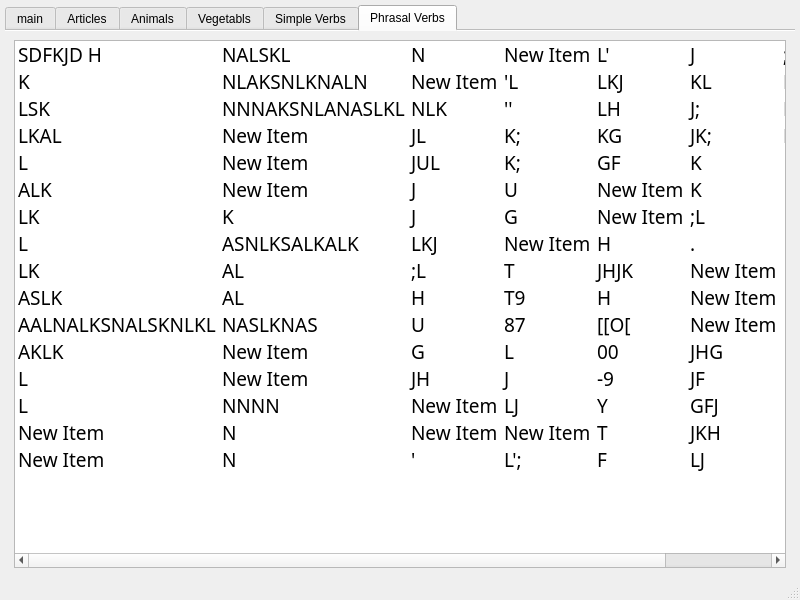
First picture: the form in german_classifier.ui, repository ShevoPramide/german_classifier, before the edit.
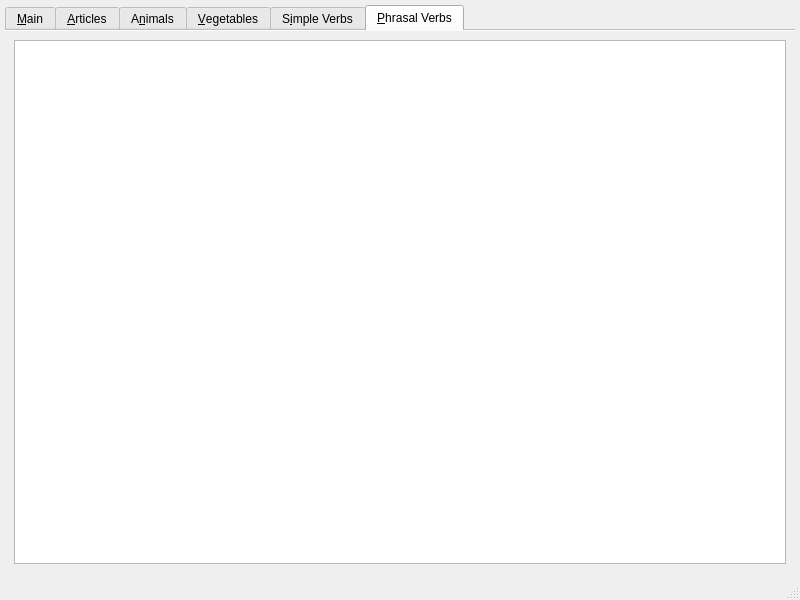
Second picture: the form after the edit. The open tabs and pages were chosen to show the change.

What changed in the file:
```diff
--- a/german_classifier.ui
+++ b/german_classifier.ui
@@ -15,20 +15,16 @@
   </property>
   <widget class="QWidget" name="centralwidget">
    <layout class="QVBoxLayout" name="verticalLayout_3">
-    <property name="leftMargin">
+    <property name="margin">
      <number>5</number>
     </property>
-    <property name="topMargin">
-     <number>5</number>
-    </property>
-    <property name="rightMargin">
-     <number>5</number>
-    </property>
-    <property name="bottomMargin">
-     <number>1</number>
-    </property>
     <item>
      <widget class="QTabWidget" name="tabWidget">
+      <property name="styleSheet">
+       <string notr="true">QListWidget::item {
+padding: 10px;
+}</string>
+      </property>
       <property name="tabPosition">
        <enum>QTabWidget::North</enum>
       </property>
@@ -49,7 +45,7 @@
       </property>
       <widget class="QWidget" name="main_tab">
        <attribute name="title">
-        <string>main</string>
+        <string>&amp;Main</string>
        </attribute>
        <layout class="QVBoxLayout" name="verticalLayout_8">
         <property name="margin">
@@ -245,7 +241,7 @@
       </widget>
       <widget class="QWidget" name="articles_tab">
        <attribute name="title">
-        <string>Articles</string>
+        <string>&amp;Articles</string>
        </attribute>
        <layout class="QVBoxLayout" name="verticalLayout" stretch="0,1">
         <item>
@@ -480,7 +476,7 @@
       </widget>
       <widget class="QWidget" name="animals_tab">
        <attribute name="title">
-        <string>Animals</string>
+        <string>A&amp;nimals</string>
        </attribute>
        <layout class="QVBoxLayout" name="verticalLayout_4">
         <item>
@@ -836,7 +832,7 @@
       </widget>
       <widget class="QWidget" name="vegetabls_tab">
        <attribute name="title">
-        <string>Vegetabls</string>
+        <string>&amp;Vegetables</string>
        </attribute>
        <layout class="QVBoxLayout" name="verticalLayout_5">
         <item>
@@ -1192,7 +1188,7 @@
       </widget>
       <widget class="QWidget" name="simple_tab">
        <attribute name="title">
-        <string>Simple Verbs</string>
+        <string>S&amp;imple Verbs</string>
        </attribute>
        <layout class="QVBoxLayout" name="verticalLayout_2">
         <item>
@@ -1713,7 +1709,7 @@
       </widget>
       <widget class="QWidget" name="phrasal_tab">
        <attribute name="title">
-        <string>Phrasal Verbs</string>
+        <string>&amp;Phrasal Verbs</string>
        </attribute>
        <layout class="QVBoxLayout" name="verticalLayout_6">
         <item>
@@ -1721,513 +1717,15 @@
           <property name="font">
            <font>
             <family>Sans Serif</family>
-            <pointsize>14</pointsize>
+            <pointsize>16</pointsize>
             <italic>false</italic>
            </font>
           </property>
-          <property name="isWrapping" stdset="0">
-           <bool>true</bool>
+          <property name="styleSheet">
+           <string notr="true">QListWidget::item {
+padding: 10px;
+}</string>
           </property>
-          <item>
-           <property name="text">
-            <string>SDFKJD H</string>
-           </property>
-          </item>
-          <item>
-           <property name="text">
-            <string>K</string>
-           </property>
-          </item>
-          <item>
-           <property name="text">
-            <string>LSK</string>
-           </property>
-          </item>
-          <item>
-           <property name="text">
-            <string>LKAL</string>
-           </property>
-          </item>
-          <item>
-           <property name="text">
-            <string>L</string>
-           </property>
-          </item>
-          <item>
-           <property name="text">
-            <string>ALK</string>
-           </property>
-          </item>
-          <item>
-           <property name="text">
-            <string>LK</string>
-           </property>
-          </item>
-          <item>
-           <property name="text">
-            <string>L</string>
-           </property>
-          </item>
-          <item>
-           <property name="text">
-            <string>LK</string>
-           </property>
-          </item>
-          <item>
-           <property name="text">
-            <string>ASLK</string>
-           </property>
-          </item>
-          <item>
-           <property name="text">
-            <string>AALNALKSNALSKNLKL</string>
-           </property>
-          </item>
-          <item>
-           <property name="text">
-            <string>AKLK</string>
-           </property>
-          </item>
-          <item>
-           <property name="text">
-            <string>L</string>
-           </property>
-          </item>
-          <item>
-           <property name="text">
-            <string>L</string>
-           </property>
-          </item>
-          <item>
-           <property name="text">
-            <string>New Item</string>
-           </property>
-          </item>
-          <item>
-           <property name="text">
-            <string>New Item</string>
-           </property>
-          </item>
-          <item>
-           <property name="text">
-            <string>NALSKL</string>
-           </property>
-          </item>
-          <item>
-           <property name="text">
-            <string>NLAKSNLKNALN</string>
-           </property>
-          </item>
-          <item>
-           <property name="text">
-            <string>NNNAKSNLANASLKL</string>
-           </property>
-          </item>
-          <item>
-           <property name="text">
-            <string>New Item</string>
-           </property>
-          </item>
-          <item>
-           <property name="text">
-            <string>New Item</string>
-           </property>
-          </item>
-          <item>
-           <property name="text">
-            <string>New Item</string>
-           </property>
-          </item>
-          <item>
-           <property name="text">
-            <string>K</string>
-           </property>
-          </item>
-          <item>
-           <property name="text">
-            <string>ASNLKSALKALK</string>
-           </property>
-          </item>
-          <item>
-           <property name="text">
-            <string>AL</string>
-           </property>
-          </item>
-          <item>
-           <property name="text">
-            <string>AL</string>
-           </property>
-          </item>
-          <item>
-           <property name="text">
-            <string>NASLKNAS</string>
-           </property>
-          </item>
-          <item>
-           <property name="text">
-            <string>New Item</string>
-           </property>
-          </item>
-          <item>
-           <property name="text">
-            <string>New Item</string>
-           </property>
-          </item>
-          <item>
-           <property name="text">
-            <string>NNNN</string>
-           </property>
-          </item>
-          <item>
-           <property name="text">
-            <string>N</string>
-           </property>
-          </item>
-          <item>
-           <property name="text">
-            <string>N</string>
-           </property>
-          </item>
-          <item>
-           <property name="text">
-            <string>N</string>
-           </property>
-          </item>
-          <item>
-           <property name="text">
-            <string>New Item</string>
-           </property>
-          </item>
-          <item>
-           <property name="text">
-            <string>NLK</string>
-           </property>
-          </item>
-          <item>
-           <property name="text">
-            <string>JL</string>
-           </property>
-          </item>
-          <item>
-           <property name="text">
-            <string>JUL</string>
-           </property>
-          </item>
-          <item>
-           <property name="text">
-            <string>J</string>
-           </property>
-          </item>
-          <item>
-           <property name="text">
-            <string>J</string>
-           </property>
-          </item>
-          <item>
-           <property name="text">
-            <string>LKJ</string>
-           </property>
-          </item>
-          <item>
-           <property name="text">
-            <string>;L</string>
-           </property>
-          </item>
-          <item>
-           <property name="text">
-            <string>H</string>
-           </property>
-          </item>
-          <item>
-           <property name="text">
-            <string>U</string>
-           </property>
-          </item>
-          <item>
-           <property name="text">
-            <string>G</string>
-           </property>
-          </item>
-          <item>
-           <property name="text">
-            <string>JH</string>
-           </property>
-          </item>
-          <item>
-           <property name="text">
-            <string>New Item</string>
-           </property>
-          </item>
-          <item>
-           <property name="text">
-            <string>New Item</string>
-           </property>
-          </item>
-          <item>
-           <property name="text">
-            <string>'</string>
-           </property>
-          </item>
-          <item>
-           <property name="text">
-            <string>New Item</string>
-           </property>
-          </item>
-          <item>
-           <property name="text">
-            <string>'L</string>
-           </property>
-          </item>
-          <item>
-           <property name="text">
-            <string>''</string>
-           </property>
-          </item>
-          <item>
-           <property name="text">
-            <string>K;</string>
-           </property>
-          </item>
-          <item>
-           <property name="text">
-            <string>K;</string>
-           </property>
-          </item>
-          <item>
-           <property name="text">
-            <string>U</string>
-           </property>
-          </item>
-          <item>
-           <property name="text">
-            <string>G</string>
-           </property>
-          </item>
-          <item>
-           <property name="text">
-            <string>New Item</string>
-           </property>
-          </item>
-          <item>
-           <property name="text">
-            <string>T</string>
-           </property>
-          </item>
-          <item>
-           <property name="text">
-            <string>T9</string>
-           </property>
-          </item>
-          <item>
-           <property name="text">
-            <string>87</string>
-           </property>
-          </item>
-          <item>
-           <property name="text">
-            <string>L</string>
-           </property>
-          </item>
-          <item>
-           <property name="text">
-            <string>J</string>
-           </property>
-          </item>
-          <item>
-           <property name="text">
-            <string>LJ</string>
-           </property>
-          </item>
-          <item>
-           <property name="text">
-            <string>New Item</string>
-           </property>
-          </item>
-          <item>
-           <property name="text">
-            <string>L';</string>
-           </property>
-          </item>
-          <item>
-           <property name="text">
-            <string>L'</string>
-           </property>
-          </item>
-          <item>
-           <property name="text">
-            <string>LKJ</string>
-           </property>
-          </item>
-          <item>
-           <property name="text">
-            <string>LH</string>
-           </property>
-          </item>
-          <item>
-           <property name="text">
-            <string>KG</string>
-           </property>
-          </item>
-          <item>
-           <property name="text">
-            <string>GF</string>
-           </property>
-          </item>
-          <item>
-           <property name="text">
-            <string>New Item</string>
-           </property>
-          </item>
-          <item>
-           <property name="text">
-            <string>New Item</string>
-           </property>
-          </item>
-          <item>
-           <property name="text">
-            <string>H</string>
-           </property>
-          </item>
-          <item>
-           <property name="text">
-            <string>JHJK</string>
-           </property>
-          </item>
-          <item>
-           <property name="text">
-            <string>H</string>
-           </property>
-          </item>
-          <item>
-           <property name="text">
-            <string>[[O[</string>
-           </property>
-          </item>
-          <item>
-           <property name="text">
-            <string>00</string>
-           </property>
-          </item>
-          <item>
-           <property name="text">
-            <string>-9</string>
-           </property>
-          </item>
-          <item>
-           <property name="text">
-            <string>Y</string>
-           </property>
-          </item>
-          <item>
-           <property name="text">
-            <string>T</string>
-           </property>
-          </item>
-          <item>
-           <property name="text">
-            <string>F</string>
-           </property>
-          </item>
-          <item>
-           <property name="text">
-            <string>J</string>
-           </property>
-          </item>
-          <item>
-           <property name="text">
-            <string>KL</string>
-           </property>
-          </item>
-          <item>
-           <property name="text">
-            <string>J;</string>
-           </property>
-          </item>
-          <item>
-           <property name="text">
-            <string>JK;</string>
-           </property>
-          </item>
-          <item>
-           <property name="text">
-            <string>K</string>
-           </property>
-          </item>
-          <item>
-           <property name="text">
-            <string>K</string>
-           </property>
-          </item>
-          <item>
-           <property name="text">
-            <string>;L</string>
-           </property>
-          </item>
-          <item>
-           <property name="text">
-            <string>.</string>
-           </property>
-          </item>
-          <item>
-           <property name="text">
-            <string>New Item</string>
-           </property>
-          </item>
-          <item>
-           <property name="text">
-            <string>New Item</string>
-           </property>
-          </item>
-          <item>
-           <property name="text">
-            <string>New Item</string>
-           </property>
-          </item>
-          <item>
-           <property name="text">
-            <string>JHG</string>
-           </property>
-          </item>
-          <item>
-           <property name="text">
-            <string>JF</string>
-           </property>
-          </item>
-          <item>
-           <property name="text">
-            <string>GFJ</string>
-           </property>
-          </item>
-          <item>
-           <property name="text">
-            <string>JKH</string>
-           </property>
-          </item>
-          <item>
-           <property name="text">
-            <string>LJ</string>
-           </property>
-          </item>
-          <item>
-           <property name="text">
-            <string>;J</string>
-           </property>
-          </item>
-          <item>
-           <property name="text">
-            <string>KLN</string>
-           </property>
-          </item>
-          <item>
-           <property name="text">
-            <string>LK</string>
-           </property>
-          </item>
-          <item>
-           <property name="text">
-            <string>New Item</string>
-           </property>
-          </item>
          </widget>
         </item>
        </layout>
```
Left out of the diff: 1558 changed lines with no effect on the pictures.
